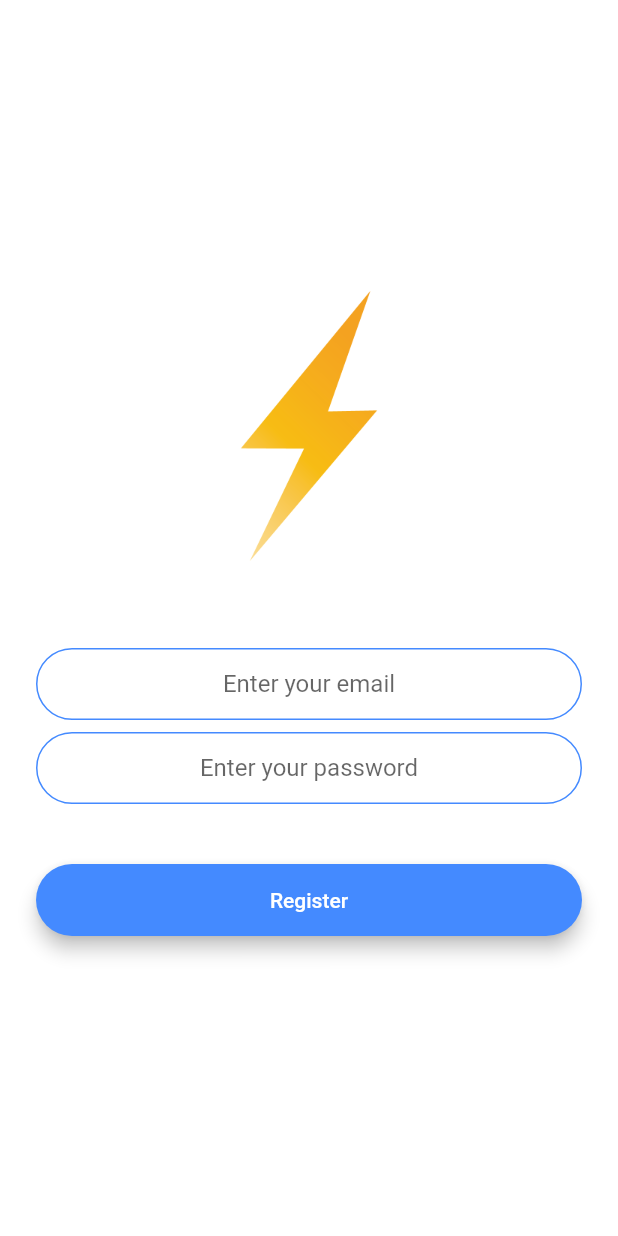
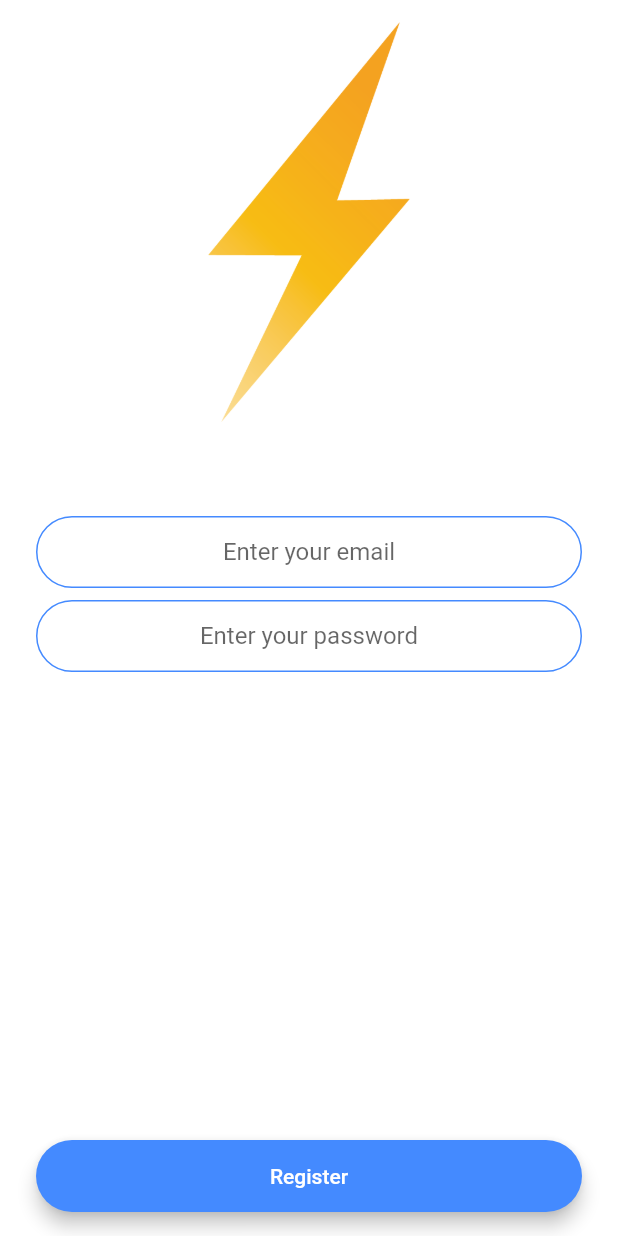
Before and after one commit to SatriaSuriaAriffin/Flutter-Flash-Chat, a Flutter app: the RegistrationScreen screen opened by its route, after a tap on "Register", on a phone screen of 412 x 824 dp. Run offline on Flutter 3.47's test engine with Material 2 defaults, Android fonts, the phone set to English and light mode, and no system bars; our stand-ins replace animated_text_kit.

Commit message:
Pushing from Nitro 5 to Github

```diff
--- a/lib/screens/registration_screen.dart
+++ b/lib/screens/registration_screen.dart
@@ -23,11 +23,12 @@ class _RegistrationScreenState extends State<RegistrationScreen> {
           mainAxisAlignment: MainAxisAlignment.center,
           crossAxisAlignment: CrossAxisAlignment.stretch,
           children: <Widget>[
-            Hero(
-              tag: 'logo',
-              child: Container(
-                height: 200.0,
-                child: Image.asset('images/logo.png'),
+            Expanded(
+              child: Hero(
+                tag: 'logo',
+                child: Container(
+                  child: Image.asset('images/logo.png'),
+                ),
               ),
             ),
             SizedBox(
@@ -45,6 +46,7 @@ class _RegistrationScreenState extends State<RegistrationScreen> {
               height: 8.0,
             ),
             TextField(
+              obscureText: true,
               textAlign: TextAlign.center,
               onChanged: (value) {
                 password = value;
@@ -52,13 +54,17 @@ class _RegistrationScreenState extends State<RegistrationScreen> {
               decoration: kTextFieldDecoration.copyWith(
                   hintText: 'Enter your password'),
             ),
-            SizedBox(
-              height: 24.0,
-            ),
+            // SizedBox(
+            //   height: 24.0,
+            // ),
+            Expanded(child: Container()),
             RoundedButton(
                 colour: Colors.blueAccent,
                 buttonText: 'Register',
-                onPressed: () {}),
+                onPressed: () {
+                  print(email);
+                  print(password);
+                }),
           ],
         ),
       ),
```
